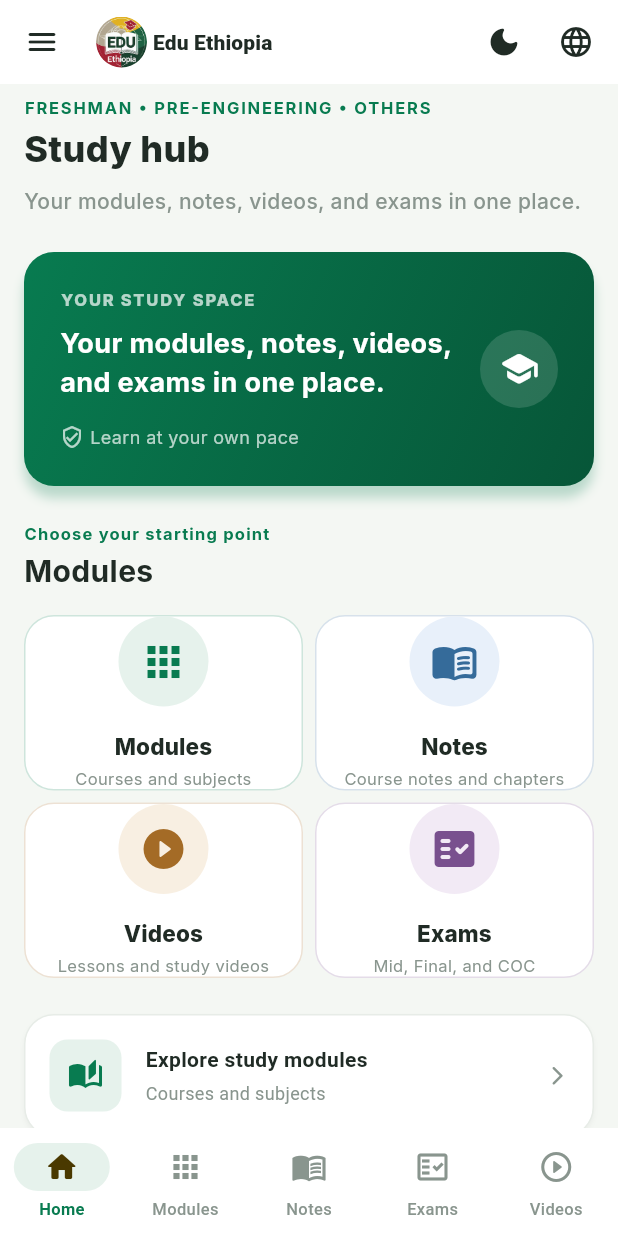
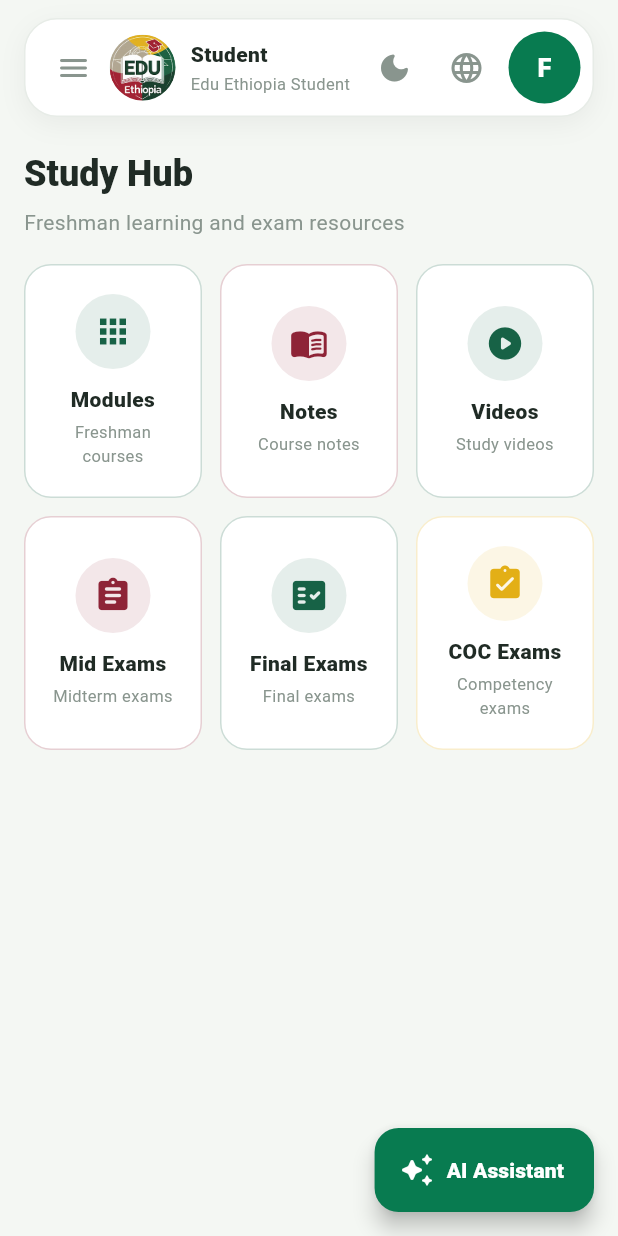
Before and after one commit to SineJhon/EduEthiopia, a Flutter app: the DashboardScreen screen opened directly, on a phone screen of 412 x 824 dp. Run offline on Flutter 3.47's test engine with Material 3 defaults, Android fonts, the phone set to English and light mode, and no system bars; drawn by our look-alikes of flutter_animate; our stand-ins replace google_fonts.

Commit message:
Try One Dashboard

```diff
--- a/lib/features/auth/auth_screen.dart
+++ b/lib/features/auth/auth_screen.dart
@@ -98,6 +98,10 @@ class _AuthScreenState extends State<AuthScreen>
         (_) => DashboardScreen(
           isAmharic: _isAmharic,
           onLanguageChanged: widget.onLanguageChanged,
+          userName: _isSignUp
+              ? _fullNameController.text.trim()
+              : (_emailController.text.trim().split('@').first),
+          university: _isSignUp ? _selectedUniversity : null,
         ),
       );
     });
--- a/lib/features/dashboard/dashboard_screen.dart
+++ b/lib/features/dashboard/dashboard_screen.dart
@@ -1,14 +1,10 @@
 import 'package:flutter/material.dart';
 
 import '../../core/design/app_colors.dart';
-import '../../core/design/app_dimensions.dart';
-import '../../core/design/app_typography.dart';
-import '../../core/design/category_config.dart';
-import '../../core/design/reusable_widgets.dart';
 import '../../core/localization/app_strings.dart';
-import '../../core/widgets/animated/animated_widgets.dart';
 import '../../core/widgets/language_toggle.dart';
 import '../../core/widgets/theme_toggle.dart';
+import '../../core/widgets/animated/page_transition.dart';
 import '../ai/ai_assistant_screen.dart';
 import '../modules/learning_module_screen.dart';
 
@@ -16,11 +12,15 @@ class DashboardScreen extends StatefulWidget {
   const DashboardScreen({
     this.isAmharic = false,
     this.onLanguageChanged,
+    this.userName,
+    this.university,
     super.key,
   });
 
   final bool isAmharic;
   final ValueChanged<bool>? onLanguageChanged;
+  final String? userName;
+  final String? university;
 
   @override
   State<DashboardScreen> createState() => _DashboardScreenState();
@@ -28,10 +28,32 @@ class DashboardScreen extends StatefulWidget {
 
 class _DashboardScreenState extends State<DashboardScreen> {
   late bool _isAmharic = widget.isAmharic;
+  String _selectedCategory = 'Freshman';
+
+  static const _categories = ['Freshman', 'Pre-Engineering', 'Others'];
+
+  String get _categoryLabel {
+    if (!_isAmharic) return _selectedCategory;
+    switch (_selectedCategory) {
+      case 'Pre-Engineering':
+        return 'ፕሪ-ኢንጂነሪንግ';
+      case 'Others':
+        return 'ሌሎች';
+      default:
+        return 'ፍሬሽማን';
+    }
+  }
 
   @override
   Widget build(BuildContext context) {
     final strings = AppStrings(_isAmharic);
+    final colorScheme = Theme.of(context).colorScheme;
+    final displayName = (widget.userName?.trim().isNotEmpty ?? false)
+        ? widget.userName!.trim()
+        : (_isAmharic ? 'ተማሪ' : 'Student');
+    final displayUniversity = (widget.university?.trim().isNotEmpty ?? false)
+        ? widget.university!.trim()
+        : (_isAmharic ? 'የኢትዮጵያ ተማሪ' : 'Edu Ethiopia Student');
 
     return Scaffold(
       drawer: _DashboardDrawer(
@@ -39,214 +61,76 @@ class _DashboardScreenState extends State<DashboardScreen> {
         onSignOut: () =>
             Navigator.of(context).popUntil((route) => route.isFirst),
       ),
-      floatingActionButton: PulseWidget(
-        duration: 2500,
-        scale: 1.2,
-        child: FloatingActionButton(
-          tooltip: strings.aiAssistant,
-          backgroundColor: AppColors.primary,
-          foregroundColor: Colors.white,
+      floatingActionButton: FloatingActionButton.extended(
+        tooltip: _isAmharic ? 'AI እገዛ' : 'AI Assistant',
         onPressed: _openAiAssistant,
-          child: const Icon(Icons.auto_awesome_rounded),
+        backgroundColor: colorScheme.primary,
+        foregroundColor: colorScheme.onPrimary,
+        icon: const Icon(Icons.auto_awesome_rounded),
+        label: Text(
+          _isAmharic ? 'AI እገዛ' : 'AI Assistant',
+          style: const TextStyle(fontWeight: FontWeight.w800),
         ),
       ),
-      bottomNavigationBar: NavigationBar(
-        height: AppDimensions.bottomNavHeight,
-        selectedIndex: 0,
-        onDestinationSelected: (index) {
-          if (index == 0) return;
-          final destinations = [
-            LearningModule.modules,
-            LearningModule.notes,
-            LearningModule.exams,
-            LearningModule.videos,
-          ];
-          _openModule(destinations[index - 1]);
+      body: SafeArea(
+        child: CustomScrollView(
+          physics: const BouncingScrollPhysics(),
+          slivers: [
+            SliverToBoxAdapter(
+              child: Padding(
+                padding: const EdgeInsets.fromLTRB(16, 12, 16, 0),
+                child: Center(
+                  child: ConstrainedBox(
+                    constraints: const BoxConstraints(maxWidth: 560),
+                    child: Column(
+                      crossAxisAlignment: CrossAxisAlignment.stretch,
+                      children: [
+                        _ProfileBadge(
+                          name: displayName,
+                          university: displayUniversity,
+                          categoryLabel: _categoryLabel,
+                          categories: _categories,
+                          isAmharic: _isAmharic,
+                          onMenuTap: () => Scaffold.of(context).openDrawer(),
+                          onCategoryChanged: (category) {
+                            setState(() => _selectedCategory = category);
                           },
-        destinations: [
-          NavigationDestination(
-            icon: const Icon(Icons.home_outlined),
-            selectedIcon: const Icon(Icons.home_rounded),
-            label: strings.home,
-          ),
-          NavigationDestination(
-            icon: const Icon(Icons.apps_outlined),
-            selectedIcon: const Icon(Icons.apps_rounded),
-            label: strings.modules,
-          ),
-          NavigationDestination(
-            icon: const Icon(Icons.menu_book_outlined),
-            selectedIcon: const Icon(Icons.menu_book_rounded),
-            label: strings.notes,
-          ),
-          NavigationDestination(
-            icon: const Icon(Icons.fact_check_outlined),
-            selectedIcon: const Icon(Icons.fact_check_rounded),
-            label: strings.exams,
-          ),
-          NavigationDestination(
-            icon: const Icon(Icons.play_circle_outline_rounded),
-            selectedIcon: const Icon(Icons.play_circle_fill_rounded),
-            label: strings.videos,
-          ),
-        ],
-      ),
-
-      appBar: AppBar(
-        backgroundColor: Theme.of(context).colorScheme.surface,
-        elevation: 0,
-        centerTitle: false,
-        leading: Builder(
-          builder: (context) => IconButton(
-            tooltip: strings.menu,
-            onPressed: () => Scaffold.of(context).openDrawer(),
-            icon: const Icon(Icons.menu_rounded),
-          ),
-        ),
-        titleSpacing: AppDimensions.sm,
-        title: const DashboardHeader(),
-        actions: [
-          const ThemeToggle(),
-          LanguageToggle(
-            compact: true,
-            isAmharic: _isAmharic,
-            onChanged: (value) {
+                          onLanguageChanged: (value) {
                             setState(() => _isAmharic = value);
                             widget.onLanguageChanged?.call(value);
                           },
                         ),
-          const SizedBox(width: AppDimensions.xs),
-        ],
-      ),
-
-      body: SafeArea(
-        child: SingleChildScrollView(
-          physics: const BouncingScrollPhysics(),
-          padding: const EdgeInsets.fromLTRB(
-            AppDimensions.md,
-            AppDimensions.sm,
-            AppDimensions.md,
-            AppDimensions.xl,
-          ),
-          child: Center(
-            child: ConstrainedBox(
-              constraints: const BoxConstraints(
-                maxWidth: AppDimensions.maxContentWidth,
-              ),
-              child: Column(
-                crossAxisAlignment: CrossAxisAlignment.stretch,
-                children: [
-                  // Study Hub introduction
-                  Reveal(
-                    duration: 700,
-                    delay: 100,
-                    child: Column(
-                      crossAxisAlignment: CrossAxisAlignment.start,
-                      children: [
+                        const SizedBox(height: 22),
                         Text(
-                          strings.welcomeEyebrow,
-                          style: AppTypography.eyebrow.copyWith(
-                            color: Theme.of(context).colorScheme.primary,
+                          _isAmharic ? 'የትምህርት ማዕከል' : 'Study Hub',
+                          style: Theme.of(context).textTheme.headlineSmall
+                              ?.copyWith(
+                                fontWeight: FontWeight.w900,
+                                color: colorScheme.onSurface,
                               ),
                         ),
-                        const SizedBox(height: AppDimensions.xs),
+                        const SizedBox(height: 6),
                         Text(
-                          strings.dashboardTitle,
-                          style: AppTypography.headlineLarge.copyWith(
-                            fontWeight: FontWeight.w800,
-                            color: Theme.of(context).colorScheme.onSurface,
+                          _isAmharic
+                              ? '$_categoryLabel ትምህርት እና የፈተና ጥቅሞች'
+                              : '$_selectedCategory learning and exam resources',
+                          style: Theme.of(context).textTheme.bodyMedium
+                              ?.copyWith(color: colorScheme.onSurfaceVariant),
                         ),
+                        const SizedBox(height: 18),
+                        _CategoryGrid(
+                          isAmharic: _isAmharic,
+                          category: _selectedCategory,
+                          onModuleTap: _openModule,
                         ),
-                        const SizedBox(height: AppDimensions.sm),
-                        Text(
-                          strings.dashboardSubtitle,
-                          style: AppTypography.bodyMedium.copyWith(
-                            color: Theme.of(context)
-                                .colorScheme
-                                .onSurfaceVariant,
-                            height: 1.5,
-                          ),
-                        ),
-                      ],
-                    ),
-                  ),
-
-                  const SizedBox(height: AppDimensions.lg),
-
-                  // Study Space Banner
-                  StudySpaceBanner(subtitle: strings.dashboardSubtitle),
-
-                  const SizedBox(height: AppDimensions.lg),
-
-                  // Main Learning Categories
-                  SectionHeader(
-                    title: strings.modules,
-                    subtitle: 'Choose your starting point',
-                  ),
-
-                  const SizedBox(height: AppDimensions.md),
-
-                  Column(
-                    crossAxisAlignment: CrossAxisAlignment.stretch,
-                    children: [
-                      Row(
-                        children: [
-                          Expanded(
-                            child: CategoryCard(
-                              category: LearningCategories.modules,
-                              onTap: () => _openModule(LearningModule.modules),
-                              delay: 100,
-                            ),
-                          ),
-                          const SizedBox(width: AppDimensions.sm),
-                          Expanded(
-                            child: CategoryCard(
-                              category: LearningCategories.notes,
-                              onTap: () => _openModule(LearningModule.notes),
-                              delay: 200,
-                            ),
-                          ),
-                        ],
-                      ),
-                      const SizedBox(height: AppDimensions.sm),
-                      Row(
-                        children: [
-                          Expanded(
-                            child: CategoryCard(
-                              category: LearningCategories.videos,
-                              onTap: () => _openModule(LearningModule.videos),
-                              delay: 300,
-                            ),
-                          ),
-                          const SizedBox(width: AppDimensions.sm),
-                          Expanded(
-                            child: CategoryCard(
-                              category: LearningCategories.exams,
-                              onTap: () => _openModule(LearningModule.exams),
-                              delay: 400,
-                            ),
-                          ),
-                        ],
-                      ),
-                    ],
-                  ),
-
-                  const SizedBox(height: AppDimensions.lg),
-
-                  // Continue Learning Card
-                  Reveal(
-                    duration: 700,
-                    delay: 500,
-                    child: _ContinueLearningCard(
-                      onTap: () => _openModule(LearningModule.modules),
-                    ),
-                  ),
-
-                  const SizedBox(height: AppDimensions.xl),
+                        const SizedBox(height: 100),
                       ],
                     ),
                   ),
                 ),
+              ),
+            ),
+          ],
         ),
       ),
     );
@@ -280,72 +164,303 @@ class _DashboardScreenState extends State<DashboardScreen> {
   }
 }
 
-class _ContinueLearningCard extends StatelessWidget {
-  const _ContinueLearningCard({required this.onTap});
-  final VoidCallback onTap;
+class _ProfileBadge extends StatelessWidget {
+  const _ProfileBadge({
+    required this.name,
+    required this.university,
+    required this.categoryLabel,
+    required this.categories,
+    required this.isAmharic,
+    required this.onMenuTap,
+    required this.onCategoryChanged,
+    required this.onLanguageChanged,
+  });
+
+  final String name;
+  final String university;
+  final String categoryLabel;
+  final List<String> categories;
+  final bool isAmharic;
+  final VoidCallback onMenuTap;
+  final ValueChanged<String> onCategoryChanged;
+  final ValueChanged<bool> onLanguageChanged;
 
   @override
   Widget build(BuildContext context) {
+    final colorScheme = Theme.of(context).colorScheme;
+
     return Container(
-      padding: const EdgeInsets.all(AppDimensions.md),
+      padding: const EdgeInsets.fromLTRB(8, 8, 8, 8),
       decoration: BoxDecoration(
-        color: Theme.of(context).colorScheme.surface,
-        borderRadius: BorderRadius.circular(AppDimensions.radiusLg),
-        border: Border.all(color: Theme.of(context).colorScheme.outlineVariant),
+        color: colorScheme.surface,
+        borderRadius: BorderRadius.circular(22),
+        border: Border.all(color: colorScheme.outlineVariant),
         boxShadow: [
           BoxShadow(
-            color: Colors.black.withValues(alpha: 0.04),
-            blurRadius: AppDimensions.elevationSm,
-            offset: const Offset(0, 2),
+            color: Colors.black.withValues(alpha: 0.05),
+            blurRadius: 14,
+            offset: const Offset(0, 5),
           ),
         ],
       ),
-      child: InkWell(
-        borderRadius: BorderRadius.circular(AppDimensions.radiusLg),
-        onTap: onTap,
       child: Row(
         children: [
-            Container(
-              padding: const EdgeInsets.all(12),
-              decoration: BoxDecoration(
-                color: Theme.of(context).colorScheme.primaryContainer,
-                borderRadius: BorderRadius.circular(AppDimensions.radiusSm),
+          IconButton(
+            tooltip: isAmharic ? 'ምናሌ' : 'Menu',
+            onPressed: onMenuTap,
+            icon: const Icon(Icons.menu_rounded),
           ),
-              child: Icon(
-                Icons.auto_stories_rounded,
-                color: Theme.of(context).colorScheme.primary,
-                size: 24,
+          CircleAvatar(
+            radius: 22,
+            backgroundColor: colorScheme.primaryContainer,
+            child: ClipOval(
+              child: Image.asset(
+                'assets/images/edu_ethiopia_logo.jpg',
+                width: 44,
+                height: 44,
+                fit: BoxFit.cover,
               ),
             ),
-            const SizedBox(width: AppDimensions.md),
+          ),
+          const SizedBox(width: 10),
           Expanded(
             child: Column(
               crossAxisAlignment: CrossAxisAlignment.start,
+              mainAxisSize: MainAxisSize.min,
               children: [
                 Text(
-                    'Explore study modules',
+                  name,
+                  maxLines: 1,
+                  overflow: TextOverflow.ellipsis,
                   style: TextStyle(
-                      fontWeight: FontWeight.w700,
-                      color: Theme.of(context).colorScheme.onSurface,
+                    fontSize: 14,
+                    fontWeight: FontWeight.w900,
+                    color: colorScheme.onSurface,
                   ),
                 ),
-                  SizedBox(height: 4),
+                const SizedBox(height: 2),
                 Text(
-                    'Courses and subjects',
+                  university,
+                  maxLines: 1,
+                  overflow: TextOverflow.ellipsis,
                   style: TextStyle(
-                      fontSize: 12,
-                      color: Theme.of(context).colorScheme.onSurfaceVariant,
+                    fontSize: 11,
+                    color: colorScheme.onSurfaceVariant,
                   ),
                 ),
               ],
             ),
           ),
-            Icon(
-              Icons.arrow_forward_ios_rounded,
-              size: 15,
-              color: Theme.of(context).colorScheme.onSurfaceVariant,
+          const ThemeToggle(),
+          LanguageToggle(
+            compact: true,
+            isAmharic: isAmharic,
+            onChanged: onLanguageChanged,
+          ),
+          const SizedBox(width: 4),
+          PopupMenuButton<String>(
+            tooltip: categoryLabel,
+            position: PopupMenuPosition.under,
+            onSelected: onCategoryChanged,
+            itemBuilder: (context) => categories
+                .map(
+                  (category) => PopupMenuItem<String>(
+                    value: category,
+                    child: Text(
+                      isAmharic
+                          ? (category == 'Freshman'
+                                ? 'ፍሬሽማን'
+                                : category == 'Pre-Engineering'
+                                ? 'ፕሪ-ኢንጂነሪንግ'
+                                : 'ሌሎች')
+                          : category,
+                    ),
+                  ),
+                )
+                .toList(),
+            child: Container(
+              width: 48,
+              height: 48,
+              decoration: BoxDecoration(
+                shape: BoxShape.circle,
+                color: colorScheme.primary,
+              ),
+              alignment: Alignment.center,
+              child: Text(
+                categoryLabel == 'Freshman' || categoryLabel == 'ፍሬሽማን'
+                    ? 'F'
+                    : categoryLabel == 'Pre-Engineering' ||
+                          categoryLabel == 'ፕሪ-ኢንጂነሪንግ'
+                    ? 'P'
+                    : 'O',
+                style: TextStyle(
+                  color: colorScheme.onPrimary,
+                  fontWeight: FontWeight.w900,
+                  fontSize: 17,
+                ),
+              ),
+            ),
           ),
         ],
+      ),
+    );
+  }
+}
+
+class _CategoryGrid extends StatelessWidget {
+  const _CategoryGrid({
+    required this.isAmharic,
+    required this.category,
+    required this.onModuleTap,
+  });
+
+  final bool isAmharic;
+  final String category;
+  final void Function(LearningModule module) onModuleTap;
+
+  @override
+  Widget build(BuildContext context) {
+    final cards = [
+      _StudyCardData(
+        title: isAmharic ? 'ሞጁሎች' : 'Modules',
+        subtitle: isAmharic ? '$category ኮርሶች' : '$category courses',
+        icon: Icons.apps_rounded,
+        color: const Color(0xFF176246),
+        onTap: () => onModuleTap(LearningModule.modules),
+      ),
+      _StudyCardData(
+        title: isAmharic ? 'ማስታወሻዎች' : 'Notes',
+        subtitle: isAmharic ? 'ኮርስ ማስታወሻዎች' : 'Course notes',
+        icon: Icons.menu_book_rounded,
+        color: const Color(0xFF8E2437),
+        onTap: () => onModuleTap(LearningModule.notes),
+      ),
+      _StudyCardData(
+        title: isAmharic ? 'ቪዲዮዎች' : 'Videos',
+        subtitle: isAmharic ? 'የትምህርት ቪዲዮዎች' : 'Study videos',
+        icon: Icons.play_circle_rounded,
+        color: const Color(0xFF176246),
+        onTap: () => onModuleTap(LearningModule.videos),
+      ),
+      _StudyCardData(
+        title: isAmharic ? 'ሚድ ፈተናዎች' : 'Mid Exams',
+        subtitle: isAmharic ? 'ጊዜያዊ ፈተናዎች' : 'Midterm exams',
+        icon: Icons.assignment_rounded,
+        color: const Color(0xFF8E2437),
+        onTap: () => onModuleTap(LearningModule.exams),
+      ),
+      _StudyCardData(
+        title: isAmharic ? 'ፍጻሜ ፈተናዎች' : 'Final Exams',
+        subtitle: isAmharic ? 'የመጨረሻ ፈተናዎች' : 'Final exams',
+        icon: Icons.fact_check_rounded,
+        color: const Color(0xFF176246),
+        onTap: () => onModuleTap(LearningModule.exams),
+      ),
+      _StudyCardData(
+        title: isAmharic ? 'የCOC ፈተናዎች' : 'COC Exams',
+        subtitle: isAmharic ? 'ሙያ ብቃት ፈተና' : 'Competency exams',
+        icon: Icons.assignment_turned_in_rounded,
+        color: const Color(0xFFE3AF16),
+        onTap: () => onModuleTap(LearningModule.exams),
+      ),
+    ];
+
+    return LayoutBuilder(
+      builder: (context, constraints) {
+        final cardWidth = (constraints.maxWidth - 24) / 3;
+        return Wrap(
+          spacing: 12,
+          runSpacing: 12,
+          children: cards
+              .map(
+                (card) => SizedBox(
+                  width: cardWidth,
+                  height: 156,
+                  child: _StudyCard(data: card),
+                ),
+              )
+              .toList(),
+        );
+      },
+    );
+  }
+}
+
+class _StudyCardData {
+  const _StudyCardData({
+    required this.title,
+    required this.subtitle,
+    required this.icon,
+    required this.color,
+    required this.onTap,
+  });
+
+  final String title;
+  final String subtitle;
+  final IconData icon;
+  final Color color;
+  final VoidCallback onTap;
+}
+
+class _StudyCard extends StatelessWidget {
+  const _StudyCard({required this.data});
+
+  final _StudyCardData data;
+
+  @override
+  Widget build(BuildContext context) {
+    final colorScheme = Theme.of(context).colorScheme;
+    return Material(
+      color: colorScheme.surface,
+      borderRadius: BorderRadius.circular(18),
+      child: InkWell(
+        onTap: data.onTap,
+        borderRadius: BorderRadius.circular(18),
+        child: Ink(
+          decoration: BoxDecoration(
+            borderRadius: BorderRadius.circular(18),
+            border: Border.all(color: data.color.withValues(alpha: 0.22)),
+          ),
+          child: Padding(
+            padding: const EdgeInsets.all(14),
+            child: Column(
+              mainAxisAlignment: MainAxisAlignment.center,
+              children: [
+                Container(
+                  width: 50,
+                  height: 50,
+                  decoration: BoxDecoration(
+                    color: data.color.withValues(alpha: 0.11),
+                    shape: BoxShape.circle,
+                  ),
+                  child: Icon(data.icon, color: data.color, size: 26),
+                ),
+                const SizedBox(height: 10),
+                Text(
+                  data.title,
+                  textAlign: TextAlign.center,
+                  maxLines: 1,
+                  overflow: TextOverflow.ellipsis,
+                  style: TextStyle(
+                    color: colorScheme.onSurface,
+                    fontWeight: FontWeight.w900,
+                    fontSize: 14,
+                  ),
+                ),
+                const SizedBox(height: 4),
+                Text(
+                  data.subtitle,
+                  textAlign: TextAlign.center,
+                  maxLines: 2,
+                  overflow: TextOverflow.ellipsis,
+                  style: TextStyle(
+                    color: colorScheme.onSurfaceVariant,
+                    fontSize: 11,
+                  ),
+                ),
+              ],
+            ),
+          ),
         ),
       ),
     );
@@ -370,12 +485,10 @@ class _DashboardDrawer extends StatelessWidget {
               color: AppColors.primary,
               child: Row(
                 children: [
-                  ClipOval(
-                    child: Image.asset(
+                  const CircleAvatar(
+                    radius: 25,
+                    backgroundImage: AssetImage(
                       'assets/images/edu_ethiopia_logo.jpg',
-                      height: 50,
-                      width: 50,
-                      fit: BoxFit.cover,
                     ),
                   ),
                   const SizedBox(width: 14),
@@ -391,10 +504,7 @@ class _DashboardDrawer extends StatelessWidget {
               ),
             ),
             ListTile(
-              leading: Icon(
-                Icons.dashboard_rounded,
-                color: Theme.of(context).colorScheme.primary,
-              ),
+              leading: const Icon(Icons.dashboard_rounded),
               title: Text(strings.dashboardTitle),
               onTap: () => Navigator.of(context).pop(),
             ),
```
Also changed, not shown: 1 other file. Lines whose indentation alone changed are shown as unchanged.
